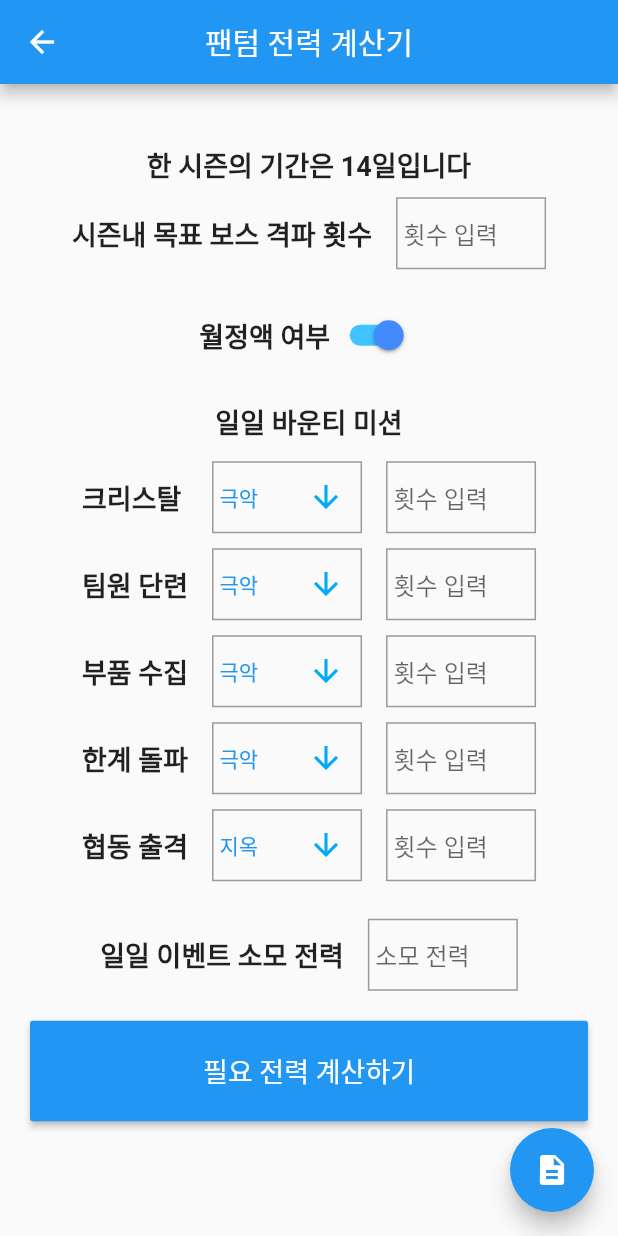
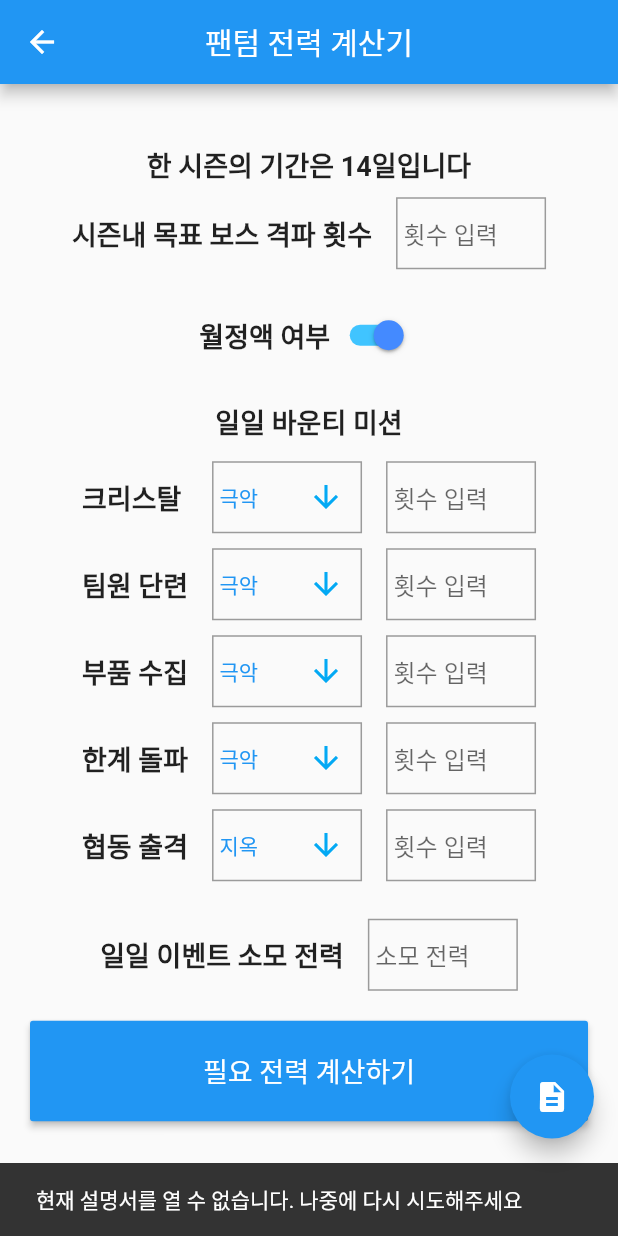
Before and after one commit to Abalcon/gcg-expected-damage, a Flutter app: the BatteryCalculator screen opened by its route, after a tap on the "description" icon, on a phone screen of 412 x 824 dp. Run offline on Flutter 3.47's test engine with Material 2 defaults, Android fonts, the phone set to English and light mode, and no system bars.

Commit message:
Create manual & Add link to manual - modified

```diff
--- a/lib/batteryCalculator.dart
+++ b/lib/batteryCalculator.dart
@@ -1,6 +1,5 @@
 import 'package:flutter/material.dart';
 import 'package:gcg_calculator_collection/common/common.dart';
-import 'common.dart';
 
 class BatteryCalculator extends StatelessWidget {
   @override
@@ -11,7 +10,7 @@ class BatteryCalculator extends StatelessWidget {
         title: Text("팬텀 전력 계산기"),
       ),
       body: BatteryCalculatorForm(),
-      floatingActionButton: manualLinkButton(),
+      floatingActionButton: manualLinkButton(context),
     );
   }
 }
--- a/lib/common.dart
+++ /dev/null
@@ -1,11 +0,0 @@
-import 'package:flutter/material.dart';
-
-OutlineInputBorder inputBorder = new OutlineInputBorder(
-  borderRadius: const BorderRadius.all(
-    const Radius.circular(0.0),
-  ),
-  borderSide: new BorderSide(
-    color: Colors.black,
-    width: 1.0,
-  ),
-);
--- a/lib/common/common.dart
+++ b/lib/common/common.dart
@@ -1,19 +1,30 @@
 import 'package:flutter/material.dart';
 import 'package:url_launcher/url_launcher.dart';
 
-Widget manualLinkButton() {
+OutlineInputBorder inputBorder = new OutlineInputBorder(
+  borderRadius: const BorderRadius.all(
+    const Radius.circular(0.0),
+  ),
+  borderSide: new BorderSide(
+    color: Colors.black,
+    width: 1.0,
+  ),
+);
+
+Widget manualLinkButton(BuildContext context) {
   return FloatingActionButton(
-    onPressed: _launchManual,
+    onPressed: () => _launchManual(context),
     tooltip: '설명서 링크',
     child: Icon(Icons.description),
   );
 }
 
-_launchManual() async {
+_launchManual(BuildContext context) async {
   const url = 'https://github.com/Abalcon/gcg-expected-damage/blob/master/README.md';
   if (await canLaunch(url)) {
     await launch(url);
   } else {
-    throw '현재 설명서를 열 수 없습니다. 나중에 다시 시도해주세요';
+    ScaffoldMessenger.of(context)
+      .showSnackBar(SnackBar(content: Text('현재 설명서를 열 수 없습니다. 나중에 다시 시도해주세요')));
   }
 }
--- a/lib/expectedDamage.dart
+++ b/lib/expectedDamage.dart
@@ -2,7 +2,6 @@ import 'dart:math';
 
 import 'package:flutter/material.dart';
 import 'package:gcg_calculator_collection/common/common.dart';
-import 'common.dart';
 
 class ExpectedDamage extends StatelessWidget {
   @override
@@ -13,7 +12,7 @@ class ExpectedDamage extends StatelessWidget {
         title: Text("대미지 배율 기댓값 계산"),
       ),
       body: ExpectedDamageForm(),
-      floatingActionButton: manualLinkButton(),
+      floatingActionButton: manualLinkButton(context),
     );
   }
 }
--- a/lib/main.dart
+++ b/lib/main.dart
@@ -149,7 +149,7 @@ class _MyHomePageState extends State<MyHomePage> {
           ],
         ),
       ),
-      floatingActionButton: manualLinkButton(),
+      floatingActionButton: manualLinkButton(context),
     );
   }
 }
--- a/lib/scoreCalculator.dart
+++ b/lib/scoreCalculator.dart
@@ -1,13 +1,12 @@
 import 'package:flutter/material.dart';
 import 'package:gcg_calculator_collection/common/common.dart';
-import 'common.dart';
 
 class ScoreCalculator extends StatelessWidget {
   @override
   Widget build(BuildContext context) {
     return Scaffold(
       body: ScoreCalculatorDetail(),
-      floatingActionButton: manualLinkButton(),
+      floatingActionButton: manualLinkButton(context),
     );
   }
 }
```
